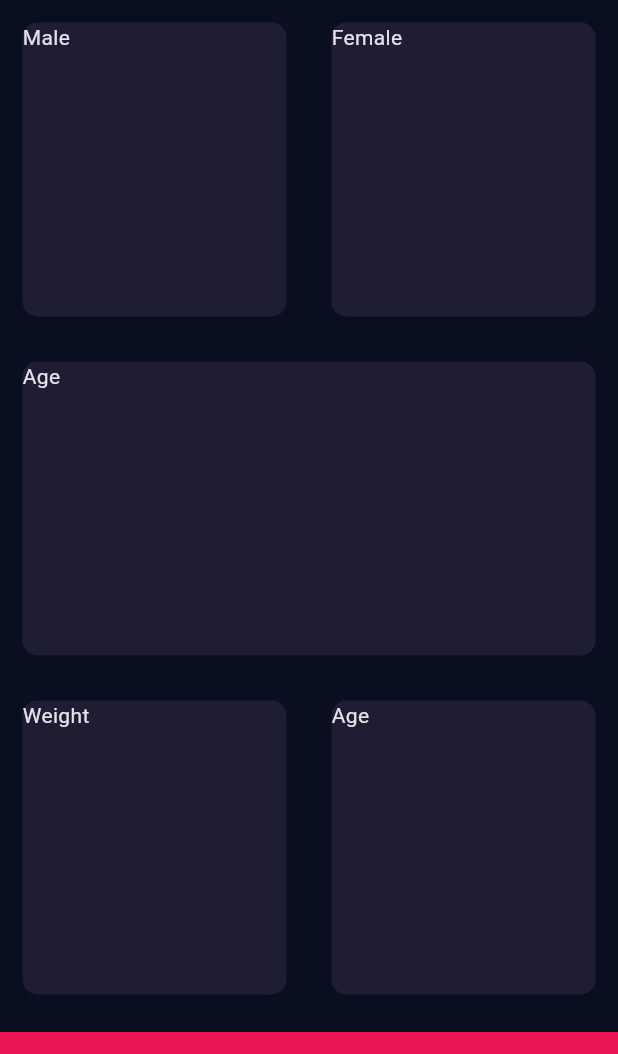
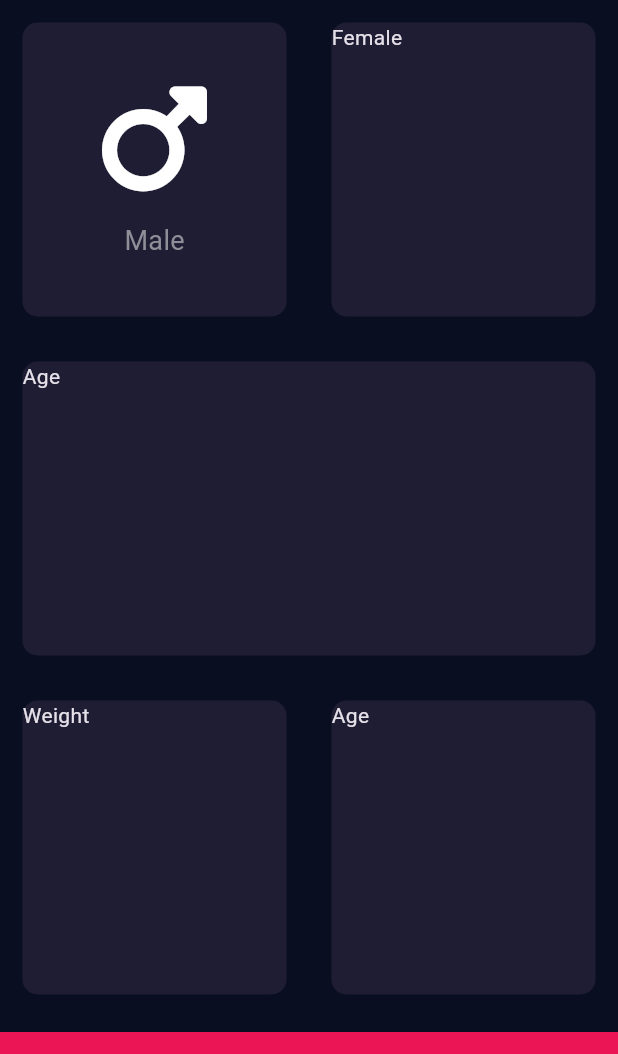
Before and after one commit to JHayWare/bmi_calc, a Flutter app: the screen it shows after launch, on a phone screen of 412 x 824 dp, the part 84-1138 px from its top. Run offline on Flutter 3.47's test engine with Material 3 defaults, Android fonts, the phone set to English and light mode, and no system bars; our stand-ins replace font_awesome_flutter.

Commit message:
Created icon content Added Font Awesome

```diff
--- a/lib/components/icon_content.dart
+++ b/lib/components/icon_content.dart
@@ -0,0 +1,28 @@
+import 'package:flutter/material.dart';
+
+class IconContent extends StatelessWidget {
+  IconContent({required this.label, required this.icon});
+
+  final IconData icon;
+  final String label;
+
+  @override
+  Widget build(BuildContext context) {
+    return Column(
+      mainAxisAlignment: MainAxisAlignment.center,
+      children: <Widget>[
+        Icon(
+          icon,
+          size: 80.0,
+        ),
+        SizedBox(
+          height: 15.0,
+        ),
+        Text(
+          label,
+          style: TextStyle(fontSize: 18.0, color: Color(0xFF8D8E98)),
+        ),
+      ],
+    );
+  }
+}
--- a/lib/pages/input_page.dart
+++ b/lib/pages/input_page.dart
@@ -1,5 +1,7 @@
+import 'package:bmi_calc/components/icon_content.dart';
 import 'package:bmi_calc/components/reusable_card.dart';
 import 'package:flutter/material.dart';
+import 'package:font_awesome_flutter/font_awesome_flutter.dart';
 
 const bottomContainerHeight = 80.0;
 const bottomContainerColor = Color(0xFFEB1555);
@@ -25,7 +27,10 @@ class _InputPageState extends State<InputPage> {
                 Expanded(
                   child: ReusableCard(
                     myColor: activeCardColor,
-                    cardChild: Text('Male'),
+                    cardChild: IconContent(
+                      icon: FontAwesomeIcons.mars,
+                      label: 'Male',
+                    ),
                   ),
                 ),
                 Expanded(
--- a/pubspec.yaml
+++ b/pubspec.yaml
@@ -31,10 +31,8 @@ dependencies:
   flutter:
     sdk: flutter
 
-
-  # The following adds the Cupertino Icons font to your application.
-  # Use with the CupertinoIcons class for iOS style icons.
   cupertino_icons: ^1.0.8
+  font_awesome_flutter: ^10.7.0
 
 dev_dependencies:
   flutter_test:
```
Also changed, not shown: pubspec.lock.
